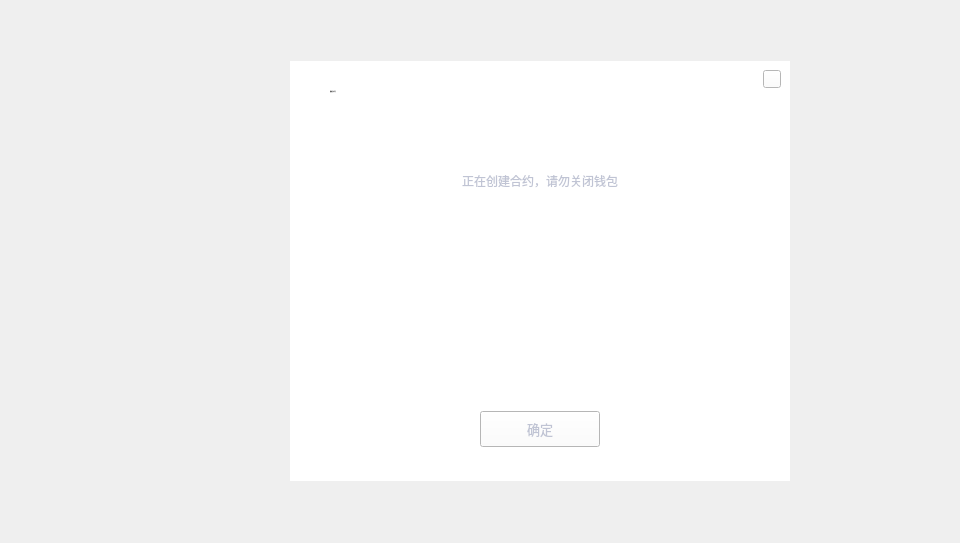
First picture: the form in LNKWallet/dapp/CreateTokenDialog.ui, repository HcashOrg/hx-indicator, before the edit.
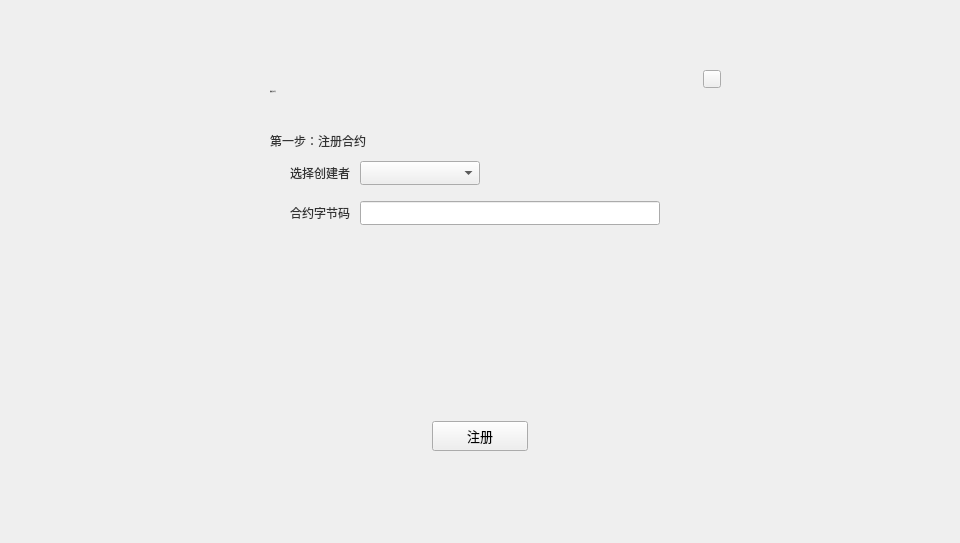
Second picture: the form after the edit. The open tabs and pages were chosen to show the change.

Commit message: show token transfer history

```diff
--- a/LNKWallet/dapp/CreateTokenDialog.ui
+++ b/LNKWallet/dapp/CreateTokenDialog.ui
@@ -32,7 +32,7 @@
    <widget class="QWidget" name="containerWidget" native="true">
     <property name="geometry">
      <rect>
-      <x>290</x>
+      <x>230</x>
       <y>61</y>
       <width>500</width>
       <height>420</height>
@@ -46,7 +46,7 @@
      </font>
     </property>
     <property name="styleSheet">
-     <string notr="true">background-color: rgb(255, 255, 255);</string>
+     <string notr="true"/>
     </property>
     <widget class="QLabel" name="label">
      <property name="geometry">
@@ -97,7 +97,8 @@
       </font>
      </property>
      <property name="styleSheet">
-      <string notr="true">color: rgb(192, 196, 212);</string>
+      <string notr="true">QLabel{font: 12px &quot;微软雅黑&quot;;color: rgb(51, 51, 51);}
+</string>
      </property>
      <property name="currentIndex">
       <number>0</number>
@@ -109,7 +110,7 @@
          <x>130</x>
          <y>50</y>
          <width>120</width>
-         <height>20</height>
+         <height>24</height>
         </rect>
        </property>
        <property name="minimumSize">
@@ -128,7 +129,7 @@
          <x>30</x>
          <y>50</y>
          <width>90</width>
-         <height>20</height>
+         <height>24</height>
         </rect>
        </property>
        <property name="styleSheet">
@@ -163,7 +164,7 @@
          <x>30</x>
          <y>90</y>
          <width>90</width>
-         <height>20</height>
+         <height>24</height>
         </rect>
        </property>
        <property name="styleSheet">
@@ -185,16 +186,16 @@
          <x>130</x>
          <y>90</y>
          <width>300</width>
-         <height>20</height>
+         <height>24</height>
         </rect>
        </property>
       </widget>
       <widget class="QToolButton" name="registerBtn">
        <property name="geometry">
         <rect>
-         <x>200</x>
+         <x>202</x>
          <y>310</y>
-         <width>100</width>
+         <width>96</width>
          <height>30</height>
         </rect>
        </property>
@@ -514,58 +515,6 @@
        </property>
       </widget>
      </widget>
-     <widget class="QWidget" name="waitingPage">
-      <widget class="QLabel" name="label_26">
-       <property name="geometry">
-        <rect>
-         <x>50</x>
-         <y>50</y>
-         <width>400</width>
-         <height>40</height>
-        </rect>
-       </property>
-       <property name="text">
-        <string>正在创建合约，请勿关闭钱包</string>
-       </property>
-       <property name="alignment">
-        <set>Qt::AlignCenter</set>
-       </property>
-       <property name="wordWrap">
-        <bool>true</bool>
-       </property>
-      </widget>
-      <widget class="QToolButton" name="okBtn2">
-       <property name="geometry">
-        <rect>
-         <x>190</x>
-         <y>300</y>
-         <width>120</width>
-         <height>36</height>
-        </rect>
-       </property>
-       <property name="font">
-        <font>
-         <family>微软雅黑</family>
-         <pointsize>10</pointsize>
-         <weight>50</weight>
-         <italic>false</italic>
-         <bold>false</bold>
-        </font>
-       </property>
-       <property name="cursor">
-        <cursorShape>PointingHandCursor</cursorShape>
-       </property>
-       <property name="focusPolicy">
-        <enum>Qt::NoFocus</enum>
-       </property>
-       <property name="styleSheet">
-        <string notr="true"/>
-       </property>
-       <property name="text">
-        <string>确定</string>
-       </property>
-      </widget>
-     </widget>
     </widget>
     <widget class="QToolButton" name="closeBtn">
      <property name="geometry">
```
Left out of the diff: 20 changed lines with no effect on the pictures. The commit also changes 23 other files.
